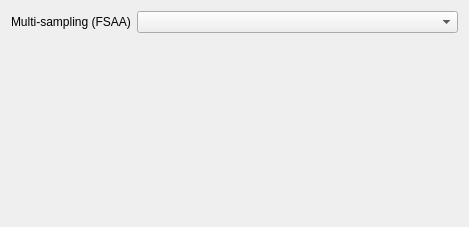
First picture: the form in Base/QTGUI/Resources/UI/qSlicerSettingsViewsPanel.ui, repository Slicer/SlicerGitSVNArchive, before the edit.
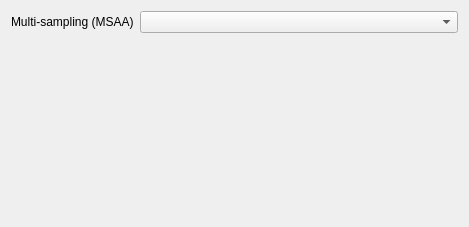
Second picture: the form after the edit. Custom widgets are drawn as their Qt base class.

Commit message: ENH: Better flow of changes

Diff of the .ui file:
```diff
--- a/Base/QTGUI/Resources/UI/qSlicerSettingsViewsPanel.ui
+++ b/Base/QTGUI/Resources/UI/qSlicerSettingsViewsPanel.ui
@@ -20,7 +20,7 @@
    <item row="0" column="0">
     <widget class="QLabel" name="FSAALabel">
      <property name="text">
-      <string>Multi-sampling (FSAA)</string>
+      <string>Multi-sampling (MSAA)</string>
      </property>
     </widget>
    </item>
```
Left out of the diff: 4 changed lines with no effect on the pictures. The commit also changes 2 other files.
